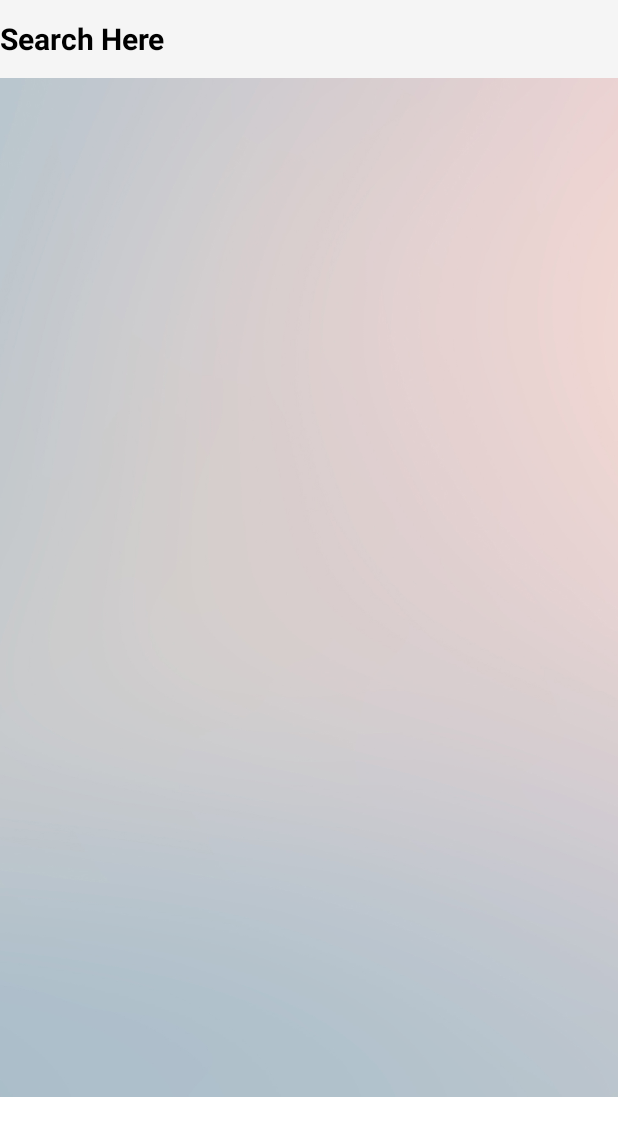
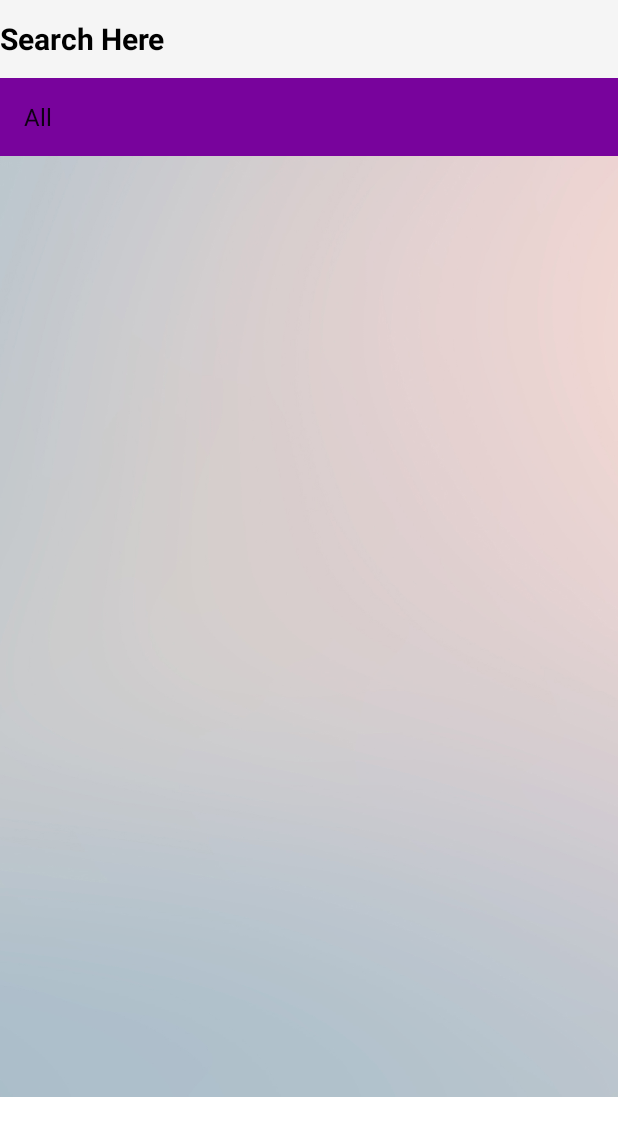
Before and after one commit to SoulHunter01/FundRaisingApplication, an Android app: the RecyclerViewList screen opened directly, with no data from a screen before it, on a phone screen of 412 x 824 dp. Shown: the top 1136 px of the screen. Run offline under Robolectric (Android 15) with nearby library versions, the phone set to English and light mode, and no system bars; our stand-ins replace Firebase (no records; nobody signed in at launch, a user with empty details on screens opened directly).

Commit message:
Implemented filter by category in RecyclerViewList

```diff
--- a/app/src/main/java/com/code/fundraisingapplication/RecyclerViewList.java
+++ b/app/src/main/java/com/code/fundraisingapplication/RecyclerViewList.java
@@ -9,7 +9,11 @@ import android.os.Bundle;
 import android.text.Editable;
 import android.text.TextWatcher;
 import android.util.Log;
+import android.view.View;
+import android.widget.AdapterView;
+import android.widget.ArrayAdapter;
 import android.widget.EditText;
+import android.widget.Spinner;
 import android.widget.TextView;
 import android.widget.Toast;
 
@@ -20,21 +24,26 @@ import com.google.firebase.firestore.QueryDocumentSnapshot;
 import com.google.firebase.firestore.QuerySnapshot;
 
 import java.util.ArrayList;
+import java.util.Locale;
 
-public class RecyclerViewList extends AppCompatActivity {
+public class RecyclerViewList extends AppCompatActivity implements AdapterView.OnItemSelectedListener {
     private static final String TAG = "XA1212";
     RecyclerView rv;
     ArrayList<ImageClass> ls;
     EditText sh;
+    Spinner spinner;
+    public static String[] paths = {"All","Education","Climate Change","Medical Support"};
+
     public static String goalname;
     RecyclerViewAdapter adapter;
+    RecyclerViewAdapter adapter1;
     @Override
     protected void onCreate(Bundle savedInstanceState) {
         super.onCreate(savedInstanceState);
         setContentView(R.layout.activity_recycler_view_list);
         rv=findViewById(R.id.rv);
         ls=new ArrayList<>();
-
+        spinner = (Spinner)findViewById(R.id.spinner);
         sh = (EditText) findViewById(R.id.sh);
 
         sh.setText(goalname);
@@ -55,6 +64,12 @@ public class RecyclerViewList extends AppCompatActivity {
                     filter(editable.toString());
             }
         });
+
+        spinner.setAdapter(new ArrayAdapter<String>(this, android.R.layout.simple_list_item_1, paths));
+
+
+
+        spinner.setOnItemSelectedListener((AdapterView.OnItemSelectedListener) this);
 
 
         FirebaseFirestore db = FirebaseFirestore.getInstance();
@@ -107,4 +122,54 @@ public class RecyclerViewList extends AppCompatActivity {
 
         adapter.filterList(filteredList);
     }
+
+    private void filter2(String text) {
+        ArrayList<ImageClass> filteredList = new ArrayList<>();
+
+        for (ImageClass item : ls) {
+            if (item.getGoal_category().toLowerCase().contains(text.toLowerCase())) {
+                filteredList.add(item);
+            }
+        }
+
+        adapter1 = new RecyclerViewAdapter(ls,RecyclerViewList.this);
+        rv.setAdapter(adapter1);
+        adapter1.filterList(filteredList);
+        adapter1.notifyDataSetChanged();
+    }
+
+    private void filter3(String text) {
+        ArrayList<ImageClass> filteredList = new ArrayList<>();
+
+        for (ImageClass item : ls) {
+                filteredList.add(item);
+        }
+
+        adapter1 = new RecyclerViewAdapter(ls,RecyclerViewList.this);
+        rv.setAdapter(adapter1);
+        adapter1.filterList(filteredList);
+        adapter1.notifyDataSetChanged();
+    }
+
+    @Override
+    public void onItemSelected(AdapterView<?> adapterView, View view, int i, long l) {
+        Toast.makeText(RecyclerViewList.this,paths[i],Toast.LENGTH_LONG).show();
+//                if (i == 0) {
+//                    filter2("Education");
+//                } else if (i == 1) {
+//                    filter2("Climate Change");
+//                } else if (i == 3) {
+//                    filter2("Medical Support");
+//                }
+        if (paths[i] != "All") {
+            filter2(paths[i]);
+        } else {
+            filter3(paths[i]);
+        }
+    }
+
+    @Override
+    public void onNothingSelected(AdapterView<?> adapterView) {
+
+    }
 }
--- a/app/src/main/res/layout/activity_recycler_view_list.xml
+++ b/app/src/main/res/layout/activity_recycler_view_list.xml
@@ -20,13 +20,26 @@
         android:textStyle="bold"
         tools:ignore="MissingConstraints"></EditText>
 
+    <Spinner
+        android:id="@+id/spinner"
+        android:layout_width="match_parent"
+        android:layout_height="52dp"
+        app:layout_constraintTop_toBottomOf="@id/sh"
+        android:background="#78039c"
+        android:spinnerMode="dropdown"
+        android:textColor="@color/black"
+        android:textColorHint="@color/black"
+        android:textSize="15dp"
+        android:textStyle="bold"
+        tools:ignore="MissingConstraints" />
+
     <androidx.recyclerview.widget.RecyclerView
         android:id="@+id/rv"
         android:layout_width="409dp"
-        android:layout_height="679dp"
+        android:layout_height="627dp"
         app:layout_constraintEnd_toEndOf="parent"
         app:layout_constraintStart_toStartOf="parent"
-        app:layout_constraintTop_toBottomOf="@id/sh"
+        app:layout_constraintTop_toBottomOf="@id/spinner"
         tools:layout_editor_absoluteY="1dp"
         tools:ignore="MissingConstraints" />
 </androidx.constraintlayout.widget.ConstraintLayout>
```
